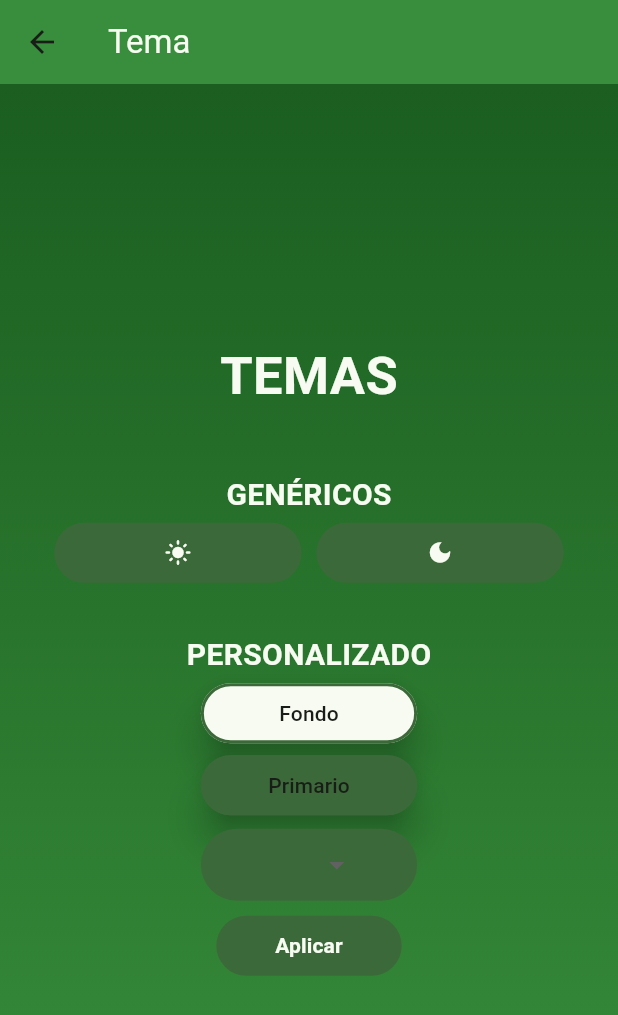
After one commit to alfito69420/proyecto_final, a Flutter app: the HomeScreen screen opened by its route, scrolled down 684 dp, after a tap on "Temas", on a phone screen of 412 x 824 dp. The commit adds this screen. Shown: the top 1015 px of the screen. Run offline on Flutter 3.47's test engine with Material 3 defaults, Android fonts, the phone set to English and light mode, and no system bars; our stand-ins replace carousel_slider, flutter_colorpicker, font_awesome_flutter, google_fonts, google_maps_flutter, quickalert.

Commit message:
Pantalla de los temas personalizados terminada, solo falta agregarle la funcionalidad para cambiar con Provider y SharedPreferences los temas.

```diff
--- /dev/null
+++ b/lib/components/colors_slider.dart
@@ -0,0 +1,93 @@
+//import 'dart:ffi';
+
+import 'package:flutter/material.dart';
+import 'package:flutter_colorpicker/flutter_colorpicker.dart';
+import 'package:google_fonts/google_fonts.dart';
+
+class ColorsSlider extends StatefulWidget {
+  const ColorsSlider({
+    Key? key,
+    required this.pickerColor,
+    required this.onColorChanged,
+    required this.buttonWidth,
+    this.colorHistory,
+    this.onHistoryChanged,
+    this.buttonTxt,
+    required this.currentFont,
+  }) : super(key: key);
+
+  final Color pickerColor;
+  final ValueChanged<Color> onColorChanged;
+  final List<Color>? colorHistory;
+  final ValueChanged<List<Color>>? onHistoryChanged;
+  final String? buttonTxt;
+  final double buttonWidth;
+  final String currentFont;
+
+
+  @override
+  State<ColorsSlider> createState() => _ColorsSliderState();
+}
+
+class _ColorsSliderState extends State<ColorsSlider> {
+  // Picker 1
+  PaletteType _paletteType = PaletteType.hsl;
+  bool _enableAlpha = true;
+  bool _displayThumbColor = true;
+  final List<ColorLabelType> _labelTypes = [ColorLabelType.hsl, ColorLabelType.hsv];
+  bool _displayHexInputBar = false;
+
+  @override
+  Widget build(BuildContext context) {
+    return Container(
+      width: widget.buttonWidth,
+      child: ElevatedButton(
+        onPressed: () {
+          showDialog(
+            context: context,
+            builder: (BuildContext context) {
+              return AlertDialog(
+                titlePadding: const EdgeInsets.all(0),
+                contentPadding: const EdgeInsets.all(0),
+                content: SingleChildScrollView(
+                  child: ColorPicker(
+                    pickerColor: widget.pickerColor,
+                    onColorChanged: widget.onColorChanged,
+                    colorPickerWidth: 300,
+                    pickerAreaHeightPercent: 0.7,
+                    enableAlpha: _enableAlpha,
+                    labelTypes: _labelTypes,
+                    displayThumbColor: _displayThumbColor,
+                    paletteType: _paletteType,
+                    pickerAreaBorderRadius: const BorderRadius.only(
+                      topLeft: Radius.circular(2),
+                      topRight: Radius.circular(2),
+                    ),
+                    hexInputBar: _displayHexInputBar,
+                    colorHistory: widget.colorHistory,
+                    onHistoryChanged: widget.onHistoryChanged,
+                  ),
+                ),
+              );
+            },
+          );
+        },
+        style: ElevatedButton.styleFrom(
+          backgroundColor: widget.pickerColor,
+          elevation: 10,
+          side: BorderSide(
+            color: Theme.of(context).primaryColor, // Color del borde
+            width: 2,           // Grosor del borde
+          ),
+        ),
+        child: Text(
+          widget.buttonTxt ?? 'Color',
+          style: GoogleFonts.getFont(
+            widget.currentFont,
+            color: Theme.of(context).textTheme.bodyMedium!.color,
+          )
+        ),
+      ),
+    );
+  }
+}
--- /dev/null
+++ b/lib/components/custom_theme_buttons.dart
@@ -0,0 +1,229 @@
+import 'package:flutter/material.dart';
+import 'package:google_fonts/google_fonts.dart';
+import 'package:proyecto_final/components/colors_slider.dart';
+import 'package:quickalert/quickalert.dart';
+
+class CustomThemeButtons extends StatefulWidget {
+  CustomThemeButtons({
+    super.key,
+    this.currentFont,
+    required this.onBgColorChange,
+    required this.onPrColorChange,
+    required this.onFontChange,
+  });
+
+  String? currentFont;
+  Function(Color) onBgColorChange;
+  Function(Color) onPrColorChange;
+  Function(String) onFontChange;
+
+  @override
+  State<CustomThemeButtons> createState() => _CustomThemeButtonsState();
+}
+
+class _CustomThemeButtonsState extends State<CustomThemeButtons> {
+  final List<String> fonts = ['Roboto', 'Lobster', 'Poppins', 'Pacifico', 'Oswald'];
+
+  @override
+  Widget build(BuildContext context) {
+    final currentWidth = MediaQuery.of(context).size.width;
+    final currentHeight = MediaQuery.of(context).size.height;
+    List<Color> colorHistory = [];
+
+    return Container(
+      child: Padding(
+        padding: const EdgeInsets.all(30.0),
+        child: Column(
+          mainAxisAlignment: MainAxisAlignment.center,
+          crossAxisAlignment: CrossAxisAlignment.center,
+          children: [
+            Text(
+              'TEMAS',
+              style: GoogleFonts.getFont(
+                widget.currentFont != null ? widget.currentFont! : 'Roboto',
+                fontSize: 35,
+                fontWeight: FontWeight.bold,
+                color: Theme.of(context).canvasColor
+              )
+            ),
+            SizedBox(height: 40,),
+            Text(
+              'GENÉRICOS',
+              style: GoogleFonts.getFont(
+                widget.currentFont != null ? widget.currentFont! : 'Roboto',
+                fontSize: 20,
+                fontWeight: FontWeight.bold,
+                color: Theme.of(context).canvasColor
+              )
+            ),
+            Row(
+              mainAxisAlignment: MainAxisAlignment.center,
+              children: [
+                Container(
+                  width: currentWidth * .4,
+                  child: TextButton(
+                    onPressed: () {
+                      // GlobalValues.flagDarkTheme.value = false;
+                      // GlobalValues.flagCustomTheme.value = 0;
+                      // widget.resetColors();
+                    },
+                    child: Icon(Icons.light_mode),
+                    style: TextButton.styleFrom(
+                      backgroundColor:
+                          Theme.of(context).primaryColor, // Color de fondo
+                      foregroundColor: Theme.of(context).canvasColor, // Color del texto
+                      shape: RoundedRectangleBorder(
+                        borderRadius: BorderRadius.circular(20),
+                      ),
+                    ),
+                  ),
+                ),
+                SizedBox(
+                  width: 10,
+                ),
+                Container(
+                  width: currentWidth * .4,
+                  child: TextButton(
+                    onPressed: () {
+                      // GlobalValues.flagDarkTheme.value = true;
+                      // GlobalValues.flagCustomTheme.value = 0;
+                      // widget.resetColors();
+                    },
+                    child: Icon(Icons.dark_mode),
+                    style: TextButton.styleFrom(
+                      backgroundColor:
+                          Theme.of(context).primaryColor, // Color de fondo
+                      foregroundColor: Theme.of(context).canvasColor, // Color del texto
+                      shape: RoundedRectangleBorder(
+                        borderRadius: BorderRadius.circular(20),
+                      ),
+                    ),
+                  ),
+                ),
+              ],
+            ),
+            SizedBox(height: 30,),
+            Text(
+              'PERSONALIZADO',
+              style: GoogleFonts.getFont(
+                widget.currentFont != null ? widget.currentFont! : 'Roboto',
+                fontSize: 20,
+                fontWeight: FontWeight.bold,
+                color: Theme.of(context).canvasColor
+              )
+            ),
+            Row(
+              mainAxisAlignment: MainAxisAlignment.center,
+              children: [
+                Column(
+                  children: [
+                    ColorsSlider(
+                      pickerColor: Theme.of(context).scaffoldBackgroundColor,
+                      onColorChanged: widget.onBgColorChange,
+                      buttonTxt: 'Fondo',
+                      buttonWidth: MediaQuery.of(context).size.width * .35,
+                      colorHistory: colorHistory,
+                      onHistoryChanged: (List<Color> colors) => colorHistory = colors,
+                      currentFont: widget.currentFont != null ? widget.currentFont! : 'Roboto',
+                    ),
+                    ColorsSlider(
+                      pickerColor: Theme.of(context).primaryColor,
+                      onColorChanged: widget.onPrColorChange,
+                      buttonTxt: 'Primario',
+                      buttonWidth: MediaQuery.of(context).size.width * .35,
+                      colorHistory: colorHistory,
+                      onHistoryChanged: (List<Color> colors) => colorHistory = colors,
+                      currentFont: widget.currentFont != null ? widget.currentFont! : 'Roboto',
+                    ),
+                    SizedBox(height: 5),
+                    dropDownBtn(),
+                    SizedBox(height: 6,),
+                    Container(
+                      width: currentWidth * .3,
+                      child: TextButton(
+                        onPressed: () {
+                          // if(widget.currentBgColor != null || widget.currentPrColor != null || widget.currentFont != 'Roboto'){
+                          // print('Fuente actual $widget.currentFont');
+                          // GlobalValues.flagCustomTheme.value++;
+                          // GlobalValues.flagDarkTheme.value = false;
+                          // GlobalValues.customPrimaryColor.value = Theme.of(context).primaryColor;
+                          // GlobalValues.customScaffoldBackgroundColor.value = Theme.of(context).scaffoldBackgroundColor;
+                          // GlobalValues.customFontFamily.value = widget.currentFont != null ? widget.currentFont! : 'Roboto';
+                          QuickAlert.show(
+                            context: context,
+                            type: QuickAlertType.success,
+                            text: '¡Tema guardado con éxito!',
+                            autoCloseDuration: const Duration(seconds: 4),
+                          );
+                          /*} else { // Ambas son nulas
+                            QuickAlert.show(
+                              context: context,
+                              type: QuickAlertType.warning,
+                              text: 'Elige al menos un color personalizado',
+                              autoCloseDuration: const Duration(seconds: 4),
+                              showConfirmBtn: true
+                            );
+                          }*/
+                        },
+                        child: Text(
+                          'Aplicar',
+                          textAlign: TextAlign.center,
+                          style: GoogleFonts.getFont(
+                            widget.currentFont != null ? widget.currentFont! : 'Roboto',
+                            fontWeight: FontWeight.bold,
+                          ),
+                        ),
+                        style: TextButton.styleFrom(
+                          backgroundColor: Theme.of(context).primaryColor, // Color de fondo
+                          foregroundColor: Theme.of(context).canvasColor,//Theme.of(context).textTheme.bodyMedium!.color, // Color del texto
+                          shape: RoundedRectangleBorder(
+                            borderRadius: BorderRadius.circular(20),
+                          ),
+                        ),
+                      ),
+                    ),
+                  ],
+                ),
+              ],
+            ),
+          ],
+        ),
+      ),
+    );
+  }
+
+  Widget dropDownBtn(){
+    return Container(
+      width: MediaQuery.of(context).size.width * .35,
+      child: DecoratedBox(
+        decoration: BoxDecoration(
+          color: Theme.of(context).primaryColor, //background color of dropdown button
+          borderRadius: BorderRadius.circular(50), //border raiuds of dropdown button
+        ),
+        child: Padding(
+          padding: const EdgeInsets.only(left: 13),
+          child: DropdownButton<String>(
+              value: widget.currentFont,
+              underline: SizedBox(),
+              dropdownColor: Theme.of(context).primaryColor,
+              items: fonts.map((String font) {
+                return DropdownMenuItem<String>(
+                  value: font,
+                  child: Text(
+                    font,
+                    style: GoogleFonts.getFont(
+                      font,
+                      color: Theme.of(context).canvasColor
+                    ), // Aplicar fuente de muestra
+                  ),
+                );
+              }).toList(),
+              onChanged: (String? newFont) {
+                widget.onFontChange(newFont!);
+              },
+            ),
+        ),
+        ),
+    );
+  }
+}
--- a/lib/screens/general/team_screen.dart
+++ b/lib/screens/general/team_screen.dart
@@ -3,7 +3,6 @@ import 'package:font_awesome_flutter/font_awesome_flutter.dart';
 import 'package:google_fonts/google_fonts.dart';
 import 'package:proyecto_final/screens/general/map_screen.dart';
 import 'package:url_launcher/url_launcher.dart';
-import 'package:url_launcher/url_launcher_string.dart';
 
 class TeamScreen extends StatelessWidget {
   @override
--- /dev/null
+++ b/lib/screens/general/theme_screen.dart
@@ -0,0 +1,72 @@
+import 'package:flutter/material.dart';
+import 'package:proyecto_final/components/custom_theme_buttons.dart';
+
+class ThemeScreen extends StatefulWidget {
+  const ThemeScreen({super.key});
+
+  @override
+  State<ThemeScreen> createState() => _ThemeScreenState();
+}
+
+class _ThemeScreenState extends State<ThemeScreen> {
+  Color? _selectedBgColor; // Color inicial del fondo
+  Color? _selectedPrColor; // Color inicial primario
+  String? _selectedFont; // Fuente de letra inicial
+  void changeBgColor(Color color) => setState(() {
+    _selectedBgColor = color;
+  });
+  void changePrColor(Color color) => setState(() {
+    _selectedPrColor = color;
+  });
+  void resetColors() {
+    setState(() {
+      _selectedBgColor = null;
+      _selectedPrColor = null;
+      _selectedFont = null;
+      // print('El bg color es: ' + _selectedBgColor.toString());
+    });
+  }
+  void changeFont(String font) {
+    setState(() {
+      _selectedFont = font;
+      print(_selectedFont);
+    });
+  }
+
+  Widget build(BuildContext context) {
+    return Scaffold(
+      appBar: AppBar(
+        title: Text(
+          'Tema',
+          style: TextStyle(
+            color: Theme.of(context).canvasColor,
+          ),
+        ),
+        backgroundColor: Colors.green[700],
+      ),
+      body: Container(
+        decoration: BoxDecoration(
+          gradient: LinearGradient(
+            begin: Alignment.topCenter,
+            end: Alignment.bottomCenter,
+            colors: [Colors.green[900]!, Colors.green[700]!],
+          ),
+        ),
+        child: CustomScrollView(
+          slivers: [
+            SliverFillRemaining(
+              hasScrollBody: false, // Esto asegura que ocupe todo el espacio restante
+              child: Center(
+                child: CustomThemeButtons(
+                  onBgColorChange: changeBgColor,
+                  onPrColorChange: changePrColor,
+                  onFontChange: changeFont,
+                ),
+              ),
+            ),
+          ],
+        ),
+      ),
+    );
+  }
+}
--- a/lib/screens/home_screen.dart
+++ b/lib/screens/home_screen.dart
@@ -3,6 +3,7 @@ import 'package:google_fonts/google_fonts.dart';
 import 'package:carousel_slider/carousel_slider.dart';
 import 'package:proyecto_final/models/caroussel_item.dart';
 import 'package:proyecto_final/screens/general/team_screen.dart';
+import 'package:proyecto_final/screens/general/theme_screen.dart';
 import 'package:proyecto_final/screens/jaguars/jaguar_home_screen.dart';
 import 'package:proyecto_final/screens/responsives/home/horizontal_home.dart';
 import 'package:proyecto_final/screens/responsives/home/vertical_home.dart';
@@ -108,6 +109,7 @@ class HomeScreen extends StatelessWidget {
                     HorizontalHome()
                     :
                     VerticalHome(),
+                    customThemeBtn(context)
                   ],
                 ),
               ),
@@ -117,4 +119,23 @@ class HomeScreen extends StatelessWidget {
       ),
     );
   }
+
+  Widget customThemeBtn(BuildContext context){
+    return ElevatedButton(
+      onPressed: () {
+        Navigator.push(
+          context,
+          MaterialPageRoute(builder: (context) => ThemeScreen()),
+        );
+      },
+      child: Text('Temas'),
+      style: ElevatedButton.styleFrom(
+        backgroundColor: Colors.orange[800],
+        foregroundColor: Colors.white,
+        shape: RoundedRectangleBorder(
+          borderRadius: BorderRadius.circular(8),
+        ),
+      ),
+    );
+  }
 }
--- a/lib/screens/responsives/home/vertical_home.dart
+++ b/lib/screens/responsives/home/vertical_home.dart
@@ -16,7 +16,6 @@ class VerticalHome extends StatelessWidget {
             margin: const EdgeInsets.all(12), // Margen alrededor de la imagen
             decoration: BoxDecoration(
               borderRadius: BorderRadius.circular(20), // Bordes redondeados
-
             ),
             child: ClipRRect(
               borderRadius: BorderRadius.circular(100), // Asegura bordes redondeados
--- a/pubspec.yaml
+++ b/pubspec.yaml
@@ -41,6 +41,9 @@ dependencies:
   font_awesome_flutter: ^10.8.0
   url_launcher: ^6.3.1
   google_maps_flutter: ^2.10.0
+  flex_color_picker: ^3.6.0
+  flutter_colorpicker: ^1.1.0
+  quickalert: ^1.1.0
 
 dev_dependencies:
   flutter_test:
```
Also changed, not shown: lib/screens/general/map_screen.dart (+0 -53 lines), pubspec.lock.
